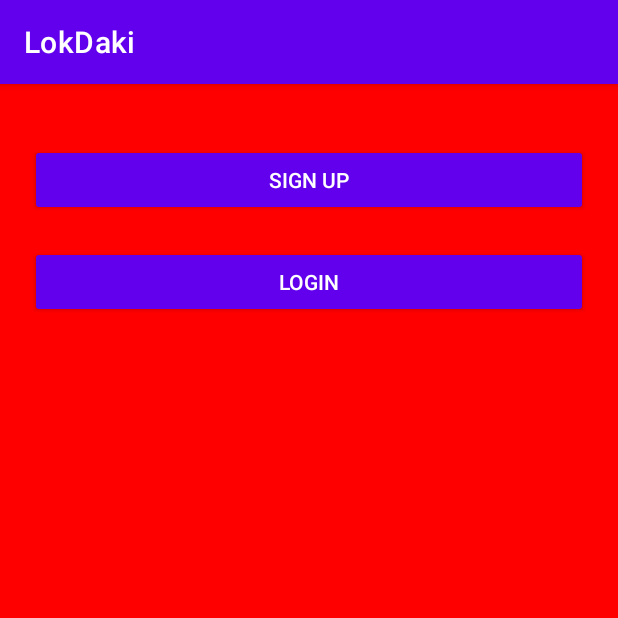
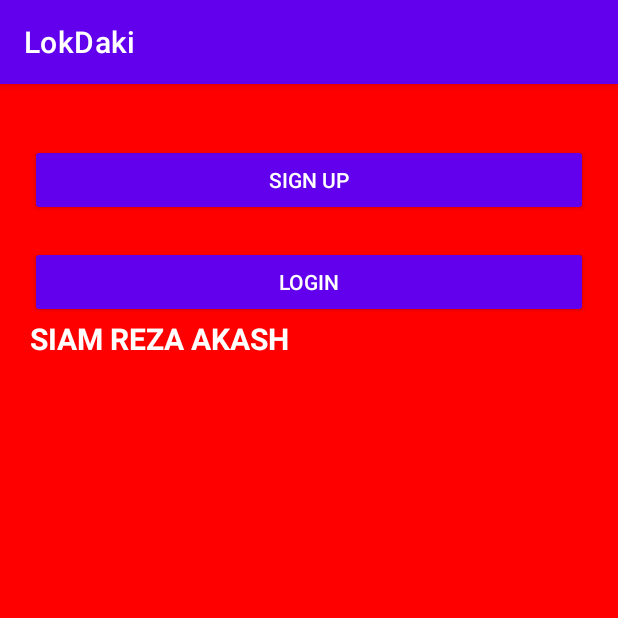
Before and after one commit to AliAhanaf/LokDaki, an Android app: the screen it shows after launch (MainActivity), on a phone screen of 412 x 824 dp, the top half of it. Run offline under Robolectric (Android 15) with nearby library versions, the phone set to English and light mode, and no system bars; our stand-ins replace Firebase (no records; nobody signed in at launch, a user with empty details on screens opened directly).

Commit message:
slight change2

```diff
--- a/app/src/main/res/layout/activity_main.xml
+++ b/app/src/main/res/layout/activity_main.xml
@@ -27,5 +27,14 @@
         android:text="Login"
         />
 
+    <TextView
+        android:layout_width="match_parent"
+        android:layout_height="wrap_content"
+        android:text="SIAM REZA AKASH"
+        android:textStyle="bold"
+        android:textSize="20dp"
+        android:textColor="@color/white"
+        />
+
 
 </LinearLayout>
```
